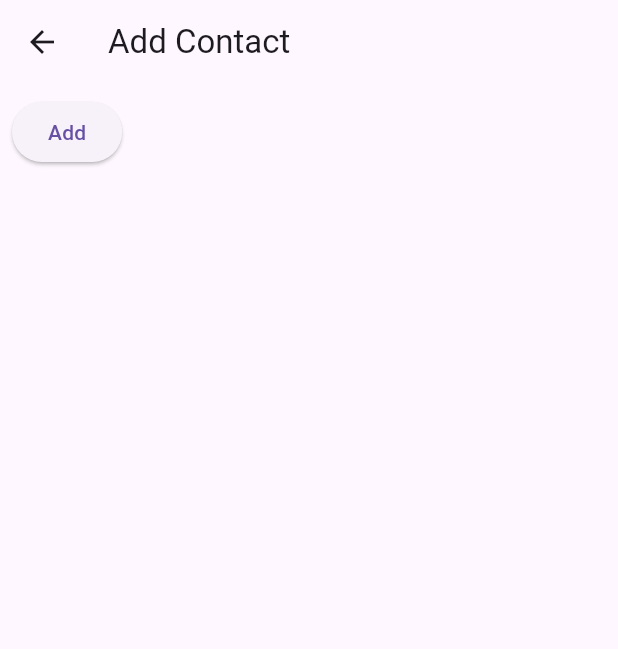
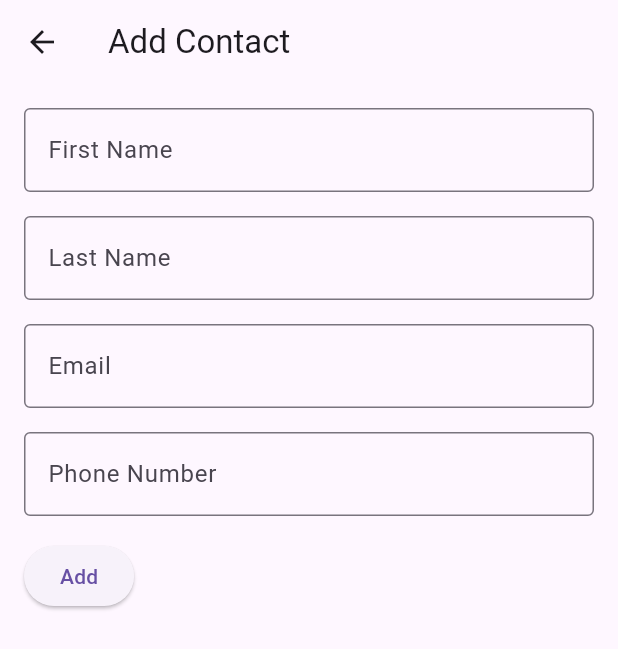
Before and after one commit to fvvelasco/CMSC23-AY2023-2024-2ndSem-Exer7, a Flutter app: the AddContactPage screen opened by its route, on a phone screen of 412 x 824 dp. Shown: the top 649 px of the screen. Run offline on Flutter 3.47's test engine with Material 3 defaults, Android fonts, the light colour scheme and no system bars; our stand-ins replace flutter_contacts.

Commit message:
Added add contacts functionality with form validation

```diff
--- a/lib/pages/add_contact.dart
+++ b/lib/pages/add_contact.dart
@@ -7,30 +7,131 @@ class AddContactPage extends StatefulWidget {
 }
 
 class _AddContactPageState extends State<AddContactPage>{
+    String? firstname;
+    String? lastname;
+    String? email;
+    String? phone;
+    final _formKey = GlobalKey<FormState>();
+
   @override
   Widget build(BuildContext context){
 
-    Contact _contact;
+
 
     return Scaffold(
-      appBar: AppBar(title: Text("Add Contact")),
+      appBar: AppBar(title: const Text("Add Contact")),
       body: Padding(
         padding: const EdgeInsets.all(8.0),
-        child: Column(crossAxisAlignment: CrossAxisAlignment.start, children: [
-          ElevatedButton(
-            onPressed: () async {
-              final newContact = Contact()
-              ..name.first = 'John'
-              ..name.last = 'Smith'
-              ..phones = [Phone('555-123-4567')]
-              ..emails = [Email('email@email.com')];
-              await newContact.insert();
-              Navigator.of(context).pop();
-            },
-            child: const Text("Add")
-          ),
-        ]),
+        child: Form(
+          key:_formKey,
+          child: Column(
+            crossAxisAlignment: CrossAxisAlignment.start,
+            children: [
+              firstnameField,
+              lastnameField,
+              emailField,
+              numberField,
+              addContactButton
+            ]
+          )
+        ),
       )
     );
   }
+
+  Widget get firstnameField => Padding(
+    padding: const EdgeInsets.all(8.0),
+    child:
+      TextFormField(
+        decoration: const InputDecoration(
+           border: OutlineInputBorder(),
+          label: Text("First Name"),
+        ),
+        onSaved: (value) => setState(() => firstname = value),
+        validator: (value) {
+          if (value == null || value.isEmpty) {
+            return "Please enter a first name";
+          }
+          return null;
+        },
+      ),
+  );
+
+  Widget get lastnameField => Padding(
+    padding: const EdgeInsets.all(8.0),
+    child:
+      TextFormField(
+        decoration: const InputDecoration(
+          border: OutlineInputBorder(),
+          label: Text("Last Name"),
+        ),
+        onSaved: (value) => setState(() => lastname = value),
+        validator: (value) {
+          if (value == null || value.isEmpty) {
+            return "Please enter a last name";
+          }
+          return null;
+        },
+      ),
+  );
+
+  Widget get emailField => Padding(
+    padding: const EdgeInsets.all(8.0),
+    child:
+      TextFormField(
+          decoration: const InputDecoration(
+            border: OutlineInputBorder(),
+            label: Text("Email"),
+          ),
+          onSaved: (value) => setState(() => email = value),
+          validator: (value) {
+          if (!RegExp(r'^[a-zA-Z0-9._%+-]+@[a-zA-Z0-9.-]+\.[a-zA-Z]{2,}$').hasMatch(value!) && value.isNotEmpty)
+          {
+            return 'Please submit a valid email address';
+          }
+          return null;
+        },
+      ),
+  );
+
+  Widget get numberField => Padding(
+    padding: const EdgeInsets.all(8.0),
+    child:
+      TextFormField(
+          decoration: const InputDecoration(
+            border: OutlineInputBorder(),
+            label: Text("Phone Number"),
+          ),
+          onSaved: (value) => setState(() => phone = value),
+          validator: (value) {
+          return null;
+        },
+      ),
+  );
+
+  Widget get addContactButton => Padding(
+    padding: const EdgeInsets.all(8.0),
+    child:
+      ElevatedButton(
+        onPressed: () async {
+          if (_formKey.currentState!.validate()) {
+            _formKey.currentState!.save();
+            final newContact = Contact()
+              ..name.first = firstname!
+              ..name.last = lastname!
+              ..phones = [Phone(phone!)]
+              ..emails = [Email(email!)];
+            await newContact.insert();
+
+            if (mounted) Navigator.pop(context);
+          }
+        },
+        child: const Text("Add")
+      )
+
+  );
 }
+
+
+/*
+,*/
--- a/lib/pages/display_contact.dart
+++ b/lib/pages/display_contact.dart
@@ -39,7 +39,7 @@ class _ContactPageState extends State<ContactPage> {
           ElevatedButton(
             onPressed: () async {
               await contact.delete();
-              Navigator.of(context).pop();
+              if (mounted) Navigator.pop(context);
             },
             child: const Text("Delete")
           ),
--- a/lib/pages/edit_contact.dart
+++ b/lib/pages/edit_contact.dart
@@ -15,7 +15,7 @@ class _EditContactPageState extends State<EditContactPage>{
         child: Column(crossAxisAlignment: CrossAxisAlignment.start, children: [
           ElevatedButton(
             onPressed: () async {
-              Navigator.of(context).pop();
+              if (mounted) Navigator.pop(context);
             },
             child: const Text("Add")
           ),
```
